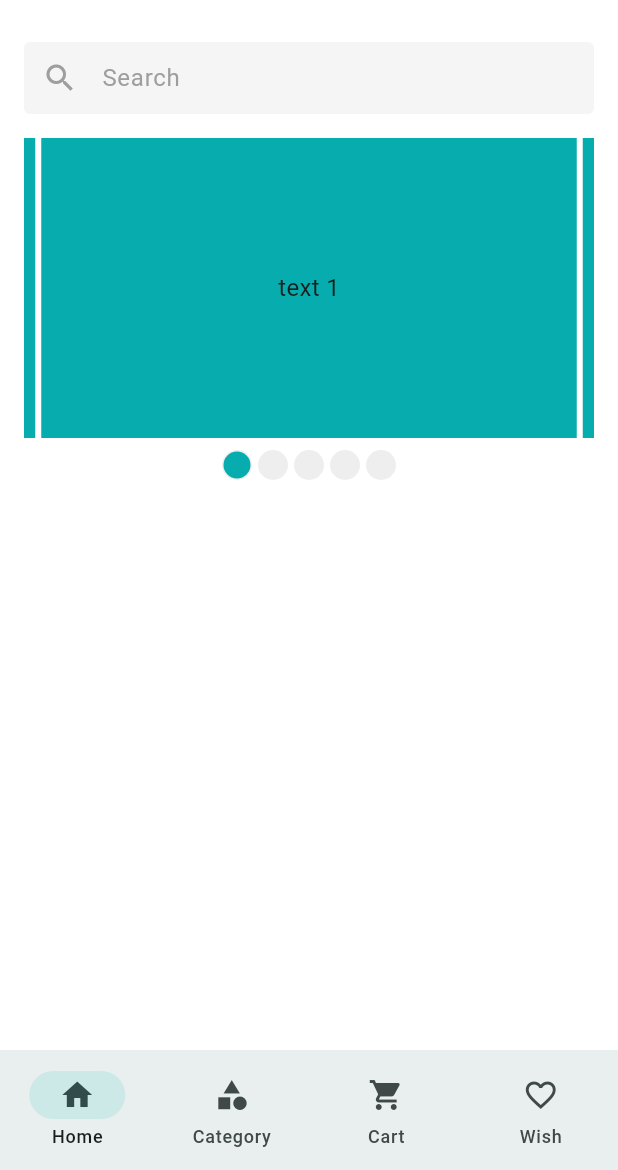
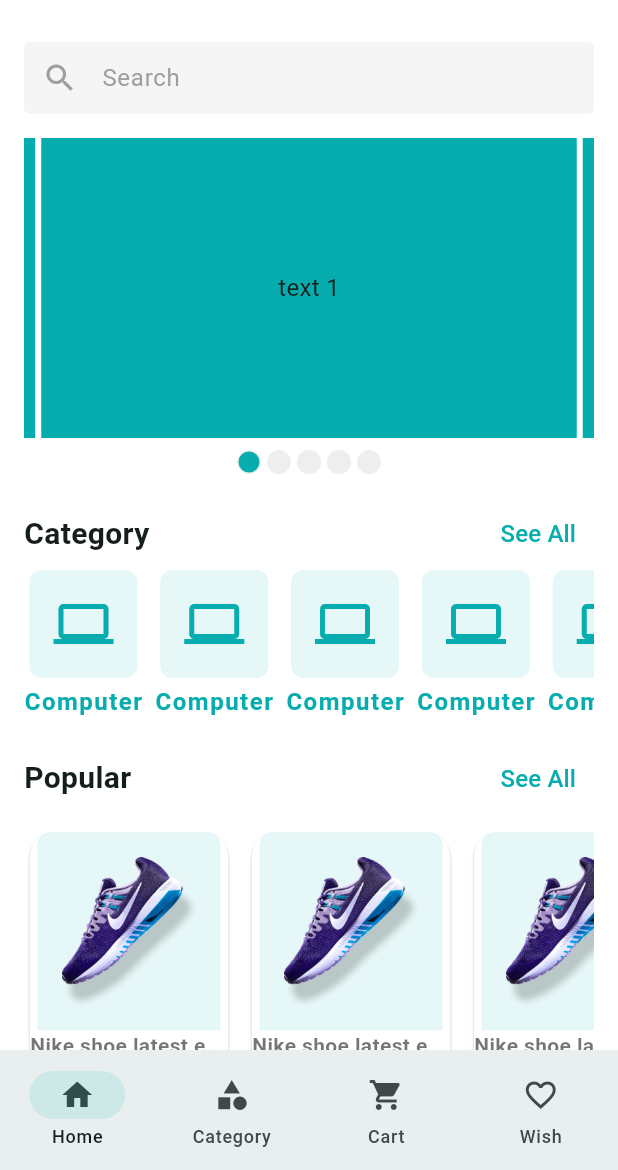
Before and after one commit to arian-ahamed-emon/quick_cart, a Flutter app: the screen it shows after launch, on a phone screen of 412 x 824 dp, the part 66-1236 px from its top. Run offline on Flutter 3.47's test engine with Material 3 defaults, Android fonts, the phone set to English and light mode, and no system bars; drawn by our look-alikes of carousel_slider; our stand-ins replace email_validator, flutter_svg, get, pin_code_fields.

Commit message:
feat: Complete Home Screen UI Implementation

```diff
--- a/lib/features/home/ui/screens/home_screen.dart
+++ b/lib/features/home/ui/screens/home_screen.dart
@@ -1,11 +1,12 @@
-import 'package:carousel_slider/carousel_slider.dart';
 import 'package:e_commerce_app/app/assets_path.dart';
+import 'package:e_commerce_app/features/home/ui/widget/category_item_widget.dart';
 import 'package:e_commerce_app/features/home/ui/widget/product_search_bar.dart';
 import 'package:flutter/material.dart';
 import 'package:flutter_svg/flutter_svg.dart';
-
 import '../widget/app_bar_icon_button.dart';
-import 'home_carousel_slider.dart';
+import '../widget/home_carousel_slider.dart';
+import '../widget/home_section_header.dart';
+import '../widget/product_item_widget.dart';
 
 class HomeScreen extends StatefulWidget {
   const HomeScreen({super.key});
@@ -30,13 +31,66 @@ class _HomeScreenState extends State<HomeScreen> {
             children: [
               SizedBox(height: 16),
               ProductSearchBar(controller: _searchBarTEController),
-              SizedBox(height: 16,),
-              HomeCarouselSlider()
+              SizedBox(height: 16),
+              HomeCarouselSlider(),
+              SizedBox(height: 16),
+              HomeSectionHeader(title: 'Category', onTap: () {}),
+              SingleChildScrollView(
+                scrollDirection: Axis.horizontal,
+                child: Row(children: _getCategoryList()),
+              ),
+              SizedBox(height: 16),
+              HomeSectionHeader(title: 'Popular', onTap: () {}),
+              const SizedBox(height: 8),
+              SingleChildScrollView(
+                scrollDirection: Axis.horizontal,
+                child: Row(children: _getProductList()),
+              ),
+              SizedBox(height: 16),
+              HomeSectionHeader(title: 'Spacial', onTap: () {}),
+              const SizedBox(height: 8),
+              SingleChildScrollView(
+                scrollDirection: Axis.horizontal,
+                child: Row(children: _getProductList()),
+              ),
+              SizedBox(height: 16),
+              HomeSectionHeader(title: 'New', onTap: () {}),
+              const SizedBox(height: 8),
+              SingleChildScrollView(
+                scrollDirection: Axis.horizontal,
+                child: Row(children: _getProductList()),
+              ),
             ],
           ),
         ),
       ),
     );
+  }
+
+  List<Widget> _getCategoryList() {
+    List<Widget> categoryList = [];
+    for (int i = 0; i < 10; i++) {
+      categoryList.add(
+        Padding(
+          padding: const EdgeInsets.only(right: 8),
+          child: CategoryItemWidget(),
+        ),
+      );
+    }
+    return categoryList;
+  }
+
+  List<Widget> _getProductList() {
+    List<Widget> productList = [];
+    for (int i = 0; i < 10; i++) {
+      productList.add(
+        Padding(
+          padding: const EdgeInsets.only(right: 8),
+          child: ProductItemWidget(),
+        ),
+      );
+    }
+    return productList;
   }
 
   AppBar buildAppBar() {
--- /dev/null
+++ b/lib/features/home/ui/widget/category_item_widget.dart
@@ -0,0 +1,41 @@
+import 'package:flutter/material.dart';
+
+import '../../../../app/app_colors.dart';
+
+class CategoryItemWidget extends StatelessWidget {
+  const CategoryItemWidget({
+    super.key,
+  });
+  @override
+  Widget build(BuildContext context) {
+    return GestureDetector(
+      onTap: (){},
+      child: Column(
+        children: [
+          Container(
+            padding: EdgeInsets.all(16),
+            decoration: BoxDecoration(
+              color: AppColors.themeColor.withOpacity(0.10),
+              borderRadius: BorderRadius.circular(8),
+            ),
+            child: Icon(
+              Icons.computer,
+              color: AppColors.themeColor,
+              size: 40,
+            ),
+          ),
+          SizedBox(height: 4,),
+          Text(
+            'Computer',
+            style: TextStyle(
+              fontSize: 16,
+              letterSpacing: 1,
+              color: AppColors.themeColor,
+              fontWeight: FontWeight.w600,
+            ),
+          ),
+        ],
+      ),
+    );
+  }
+}
--- a/lib/features/home/ui/screens/home_carousel_slider.dart
+++ b/lib/features/home/ui/widget/home_carousel_slider.dart
@@ -47,8 +47,8 @@ class _HomeCarouselSliderState extends State<HomeCarouselSlider> {
               children: [
                 for (int i = 0; i < 5; i++)
                   Container(
-                    height: 20,
-                    width: 20,
+                    height: 16,
+                    width: 16,
                     margin: const EdgeInsets.symmetric(horizontal: 2),
                     decoration: BoxDecoration(
                       borderRadius: BorderRadius.circular(10),
--- /dev/null
+++ b/lib/features/home/ui/widget/home_section_header.dart
@@ -0,0 +1,33 @@
+import 'package:e_commerce_app/app/app_colors.dart';
+import 'package:flutter/material.dart';
+
+class HomeSectionHeader extends StatelessWidget {
+  const HomeSectionHeader({
+    super.key,
+    required this.title,
+    required this.onTap,
+  });
+
+  final String title;
+  final VoidCallback onTap;
+
+  @override
+  Widget build(BuildContext context) {
+    return Row(
+      mainAxisAlignment: MainAxisAlignment.spaceBetween,
+      children: [
+        Text(
+          title,
+          style: TextStyle(fontSize: 20, fontWeight: FontWeight.w600),
+        ),
+        TextButton(
+          onPressed: onTap,
+          child: Text(
+            'See All',
+            style: TextStyle(color: AppColors.themeColor, fontSize: 16),
+          ),
+        ),
+      ],
+    );
+  }
+}
--- /dev/null
+++ b/lib/features/home/ui/widget/product_item_widget.dart
@@ -0,0 +1,87 @@
+import 'package:flutter/material.dart';
+
+import '../../../../app/app_colors.dart';
+
+class ProductItemWidget extends StatelessWidget {
+  const ProductItemWidget({
+    super.key,
+  });
+
+  @override
+  Widget build(BuildContext context) {
+    return SizedBox(
+      width: 140,
+      child: Card(
+        shape: RoundedRectangleBorder(
+          borderRadius: BorderRadius.circular(16),
+        ),
+        color: Colors.white,
+        child: Column(
+          children: [
+            Container(
+              padding: const EdgeInsets.all(16.0),
+              decoration: BoxDecoration(
+                borderRadius: BorderRadius.only(
+                  topRight: Radius.circular(8),
+                  topLeft: Radius.circular(8),
+                ),
+                color: AppColors.themeColor.withOpacity(0.10),
+              ),
+              child: Image.asset(
+                'assets/images/nike_shoe.png',
+                width: 90,
+              ),
+            ),
+            Column(
+              children: [
+                Text(
+                  'Nike shoe latest edition JF494949',
+                  maxLines: 1,
+                  style: TextStyle(
+                    fontWeight: FontWeight.w600,
+                    overflow: TextOverflow.ellipsis,
+                    color: Colors.black54,
+                  ),
+                ),
+              ],
+
+            ),
+            SizedBox(height: 2,),
+            Row(
+              mainAxisAlignment: MainAxisAlignment.spaceBetween,
+              children: [
+                Text(
+                  '\$100',
+                  style: TextStyle(
+                    color: AppColors.themeColor,
+                    fontWeight: FontWeight.w500,
+                  ),
+                ),
+                Wrap(
+                  children: [
+                    Icon(Icons.star, color: Colors.amber, size: 18),
+                    Text(
+                      '4.9',
+                      style: TextStyle(
+                        color: AppColors.themeColor,
+                        fontWeight: FontWeight.w500,
+                      ),
+                    ),
+                  ],
+                ),
+                Container(
+                  padding: EdgeInsets.all(4),
+                  decoration: BoxDecoration(
+                      color: AppColors.themeColor,
+                      borderRadius: BorderRadius.circular(4)
+                  ),
+                  child: Icon(Icons.favorite_border,size: 18,color: Colors.white,),
+                )
+              ],
+            ),
+          ],
+        ),
+      ),
+    );
+  }
+}
```
Also changed, not shown: assets/images/nike_shoe.png (added).
